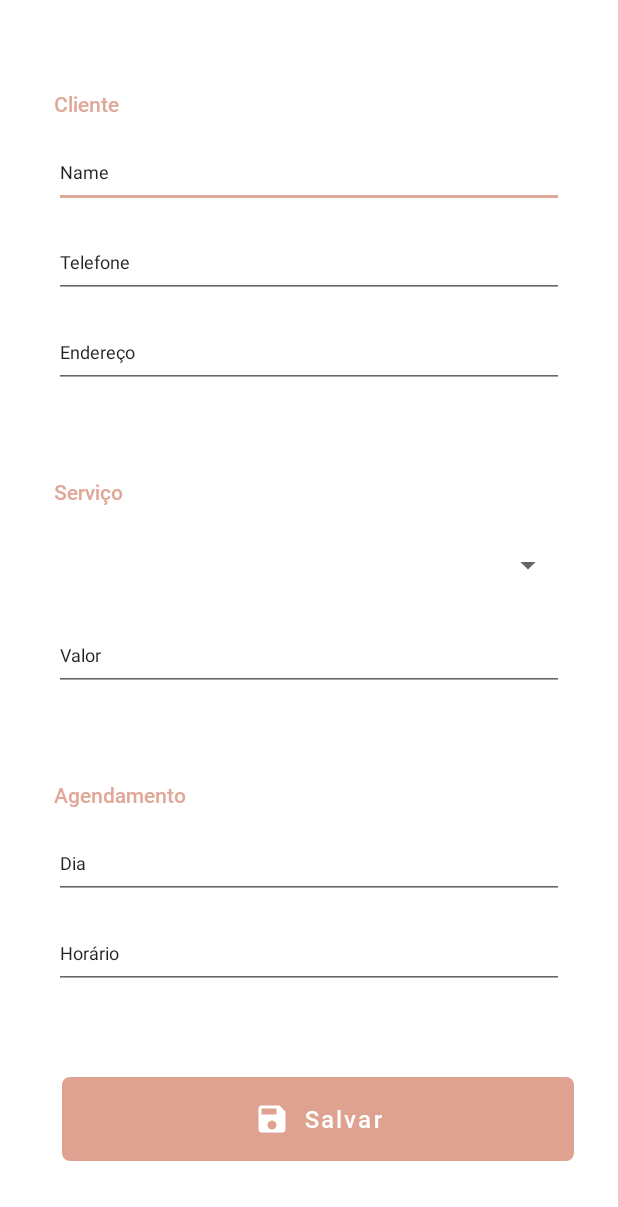
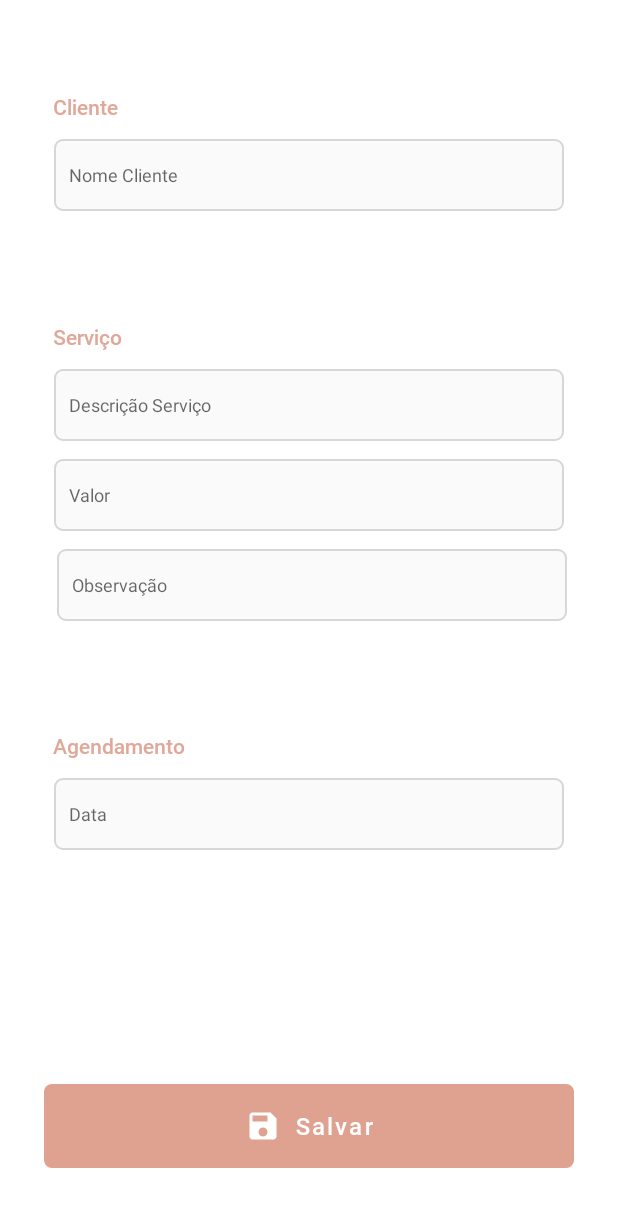
Before and after one commit to ItaloMedici/Exercicios-C.Compt-UIT, an Android app: the HomeActivity screen opened directly, with no data from a screen before it, after a tap on an icon or button, on a phone screen of 412 x 824 dp. Shown: the top 1207 px of the screen. Run offline under Robolectric (Android 15) with nearby library versions, the phone set to English and light mode, and no system bars; 1 statement that could not run was skipped.

Commit message:
adicionando cadastro de atendimento, e listView

```diff
--- a/4o-Periodo/LAB_DESV_DISP_MOV/exercicios/agendamentoHorariosApp/app/src/main/java/com/example/agendamentohorarios/CadastroAtendimentoAcitivity.java
+++ b/4o-Periodo/LAB_DESV_DISP_MOV/exercicios/agendamentoHorariosApp/app/src/main/java/com/example/agendamentohorarios/CadastroAtendimentoAcitivity.java
@@ -1,32 +1,122 @@
 package com.example.agendamentohorarios;
 
 import android.content.Intent;
+import android.graphics.Color;
 import android.os.Bundle;
 import android.view.View;
+import android.widget.EditText;
 import android.widget.Toolbar;
 
 import androidx.annotation.Nullable;
 import androidx.appcompat.app.AppCompatActivity;
 
+import com.example.agendamentohorarios.atendimento.Atendimento;
+import com.example.agendamentohorarios.atendimento.DAOAtendimento;
+import com.example.agendamentohorarios.usuario.Usuario;
 import com.google.android.material.button.MaterialButton;
+import com.google.android.material.snackbar.Snackbar;
+
+import java.text.ParseException;
+import java.text.SimpleDateFormat;
+import java.util.Date;
 
 public class CadastroAtendimentoAcitivity extends AppCompatActivity {
 
     private MaterialButton btnSave;
+    private EditText etNomeCLiente;
+    private EditText etDescricao;
+    private EditText etValor;
+    private EditText etObservacao;
+    private EditText etAgendamento;
+
+    private static Usuario usuario = new Usuario();
+
+    String[] erros = {
+            "Preencha todos os campos corretamente",
+            "Data inválida",
+            "Não é possivel inserir data anterior ao dia de hoje!",
+    };
 
     @Override
     protected void onCreate(@Nullable Bundle savedInstanceState) {
         super.onCreate(savedInstanceState);
         setContentView(R.layout.cadastro_atendimento);
         getSupportActionBar().hide();
-
-        btnSave = (MaterialButton) findViewById(R.id.btnSave);
+        initCompoenents();
 
         btnSave.setOnClickListener(view -> salvar(view));
     }
 
+    private void initCompoenents() {
+        btnSave = (MaterialButton) findViewById(R.id.btnSave);
+        etNomeCLiente = (EditText) findViewById(R.id.nomeText);
+        etDescricao = (EditText) findViewById(R.id.descricaoServico);
+        etValor = (EditText) findViewById(R.id.valorServico);
+        etObservacao = (EditText) findViewById(R.id.obervacao);
+        etAgendamento = (EditText) findViewById(R.id.diaText);
+
+        Intent intent = getIntent();
+        if (intent != null) {
+            Bundle extras = intent.getExtras();
+
+            if (extras != null) {
+                usuario.setIdentificador(extras.getLong("idUsuario"));
+                usuario.setNome(extras.getString("email"));
+            }
+        }
+    }
+
+
     public void salvar(View view) {
         Intent homeIntent = new Intent(CadastroAtendimentoAcitivity.this, HomeActivity.class);
-        startActivity(homeIntent);
+        DAOAtendimento daoAtendimento = new DAOAtendimento(this);
+
+        String nomeCLiente = etNomeCLiente.getText().toString();
+        String descricao = etDescricao.getText().toString();
+        String valorStr = etValor.getText().toString();
+        String observacao = etObservacao.getText().toString();
+        String horarioStr = etAgendamento.getText().toString();
+
+        Date horario = new Date();
+        Double valor = 0d;
+
+        if (nomeCLiente.isEmpty()
+                || descricao.isEmpty()
+                || valorStr.isEmpty()
+                || horarioStr.isEmpty()
+        ) {
+            Snackbar snackbar = Snackbar.make(view, erros[0], Snackbar.LENGTH_SHORT);
+            snackbar.setBackgroundTint(Color.WHITE);
+            snackbar.setTextColor(Color.BLACK);
+            snackbar.show();
+        } else {
+            valor = Double.parseDouble(valorStr);
+
+            try {
+                horario = new SimpleDateFormat("dd/MM/yyyy HH:MM").parse(horarioStr);
+            } catch (ParseException e) {
+                Snackbar snackbar = Snackbar.make(view, erros[1], Snackbar.LENGTH_SHORT);
+                snackbar.setBackgroundTint(Color.WHITE);
+                snackbar.setTextColor(Color.BLACK);
+                snackbar.show();
+            }
+
+            if (horario.before(new Date())) {
+                Snackbar snackbar = Snackbar.make(view, erros[2], Snackbar.LENGTH_SHORT);
+                snackbar.setBackgroundTint(Color.WHITE);
+                snackbar.setTextColor(Color.BLACK);
+                snackbar.show();
+            } else {
+                Atendimento atendimento = new Atendimento(descricao, valor, horario, observacao, nomeCLiente, usuario);
+                daoAtendimento.insert(atendimento);
+
+                Snackbar snackbar = Snackbar.make(view, "Agendado com sucesso!", Snackbar.LENGTH_SHORT);
+                snackbar.setBackgroundTint(Color.GRAY);
+                snackbar.setTextColor(Color.WHITE);
+                snackbar.show();
+
+                startActivity(homeIntent);
+            }
+        }
     }
 }
--- a/4o-Periodo/LAB_DESV_DISP_MOV/exercicios/agendamentoHorariosApp/app/src/main/java/com/example/agendamentohorarios/HomeActivity.java
+++ b/4o-Periodo/LAB_DESV_DISP_MOV/exercicios/agendamentoHorariosApp/app/src/main/java/com/example/agendamentohorarios/HomeActivity.java
@@ -1,11 +1,13 @@
 package com.example.agendamentohorarios;
 
 import android.app.Activity;
+import android.app.ListActivity;
 import android.content.Intent;
 import android.os.Bundle;
 import android.view.View;
 import android.widget.Button;
 import android.widget.ImageButton;
+import android.widget.ListView;
 
 import androidx.appcompat.app.AppCompatActivity;
 
@@ -24,6 +26,7 @@ public class HomeActivity extends AppCompatActivity {
     private ImageButton btnLogOut;
     private ImageButton btnCadastrarAtendimento;
     private static Usuario usuario = new Usuario();
+    ListView cardList;
 
     @Override
     protected void onCreate(Bundle savedInstanceState) {
@@ -44,11 +47,13 @@ public class HomeActivity extends AppCompatActivity {
         }
 
         DAOAtendimento daoAtendimento = new DAOAtendimento(this);
-        inserirAtendimentosTeste(daoAtendimento);
+        //inserirAtendimentosTeste(daoAtendimento);
 
         List<Atendimento> atendimentos = daoAtendimento.searchByIdUsuario(usuario);
 
-        AtendimentoAdapter adapter = new AtendimentoAdapter(getApplicationContext(), R.id.card_list, atendimentos);
+        AtendimentoAdapter adapter = new AtendimentoAdapter(getApplicationContext(), atendimentos);
+
+        cardList.setAdapter(adapter);
 
         btnLogOut.setOnClickListener(this::logOut);
         btnCadastrarAtendimento.setOnClickListener(this::cadastrarAtendimento);
@@ -57,6 +62,7 @@ public class HomeActivity extends AppCompatActivity {
     private void initComponents() {
         btnLogOut = (ImageButton) findViewById(R.id.logout);
         btnCadastrarAtendimento = (ImageButton) findViewById(R.id.btnAddAtendimento);
+        cardList = (ListView) findViewById(R.id.card_list);
 
     }
 
@@ -67,6 +73,10 @@ public class HomeActivity extends AppCompatActivity {
 
     public void cadastrarAtendimento(View view) {
         Intent cadastroIntent =  new Intent(HomeActivity.this, CadastroAtendimentoAcitivity.class);
+
+        cadastroIntent.putExtra("idUsuario", usuario.getIdentificador());
+        cadastroIntent.putExtra("email", usuario.getEmail());
+
         startActivity(cadastroIntent);
     }
 
--- a/4o-Periodo/LAB_DESV_DISP_MOV/exercicios/agendamentoHorariosApp/app/src/main/java/com/example/agendamentohorarios/MainActivity.java
+++ b/4o-Periodo/LAB_DESV_DISP_MOV/exercicios/agendamentoHorariosApp/app/src/main/java/com/example/agendamentohorarios/MainActivity.java
@@ -47,7 +47,7 @@ public class MainActivity extends AppCompatActivity {
         Intent homeIntent = new Intent(this, HomeActivity.class);
         DAOUsuario db = new DAOUsuario(this);
 
-        inserirUsuarioTeste(db);
+        //inserirUsuarioTeste(db);
 
         Usuario usuario =  new Usuario();
         String email = emailEt.getText().toString();
--- a/4o-Periodo/LAB_DESV_DISP_MOV/exercicios/agendamentoHorariosApp/app/src/main/java/com/example/agendamentohorarios/atendimento/AtendimentoAdapter.java
+++ b/4o-Periodo/LAB_DESV_DISP_MOV/exercicios/agendamentoHorariosApp/app/src/main/java/com/example/agendamentohorarios/atendimento/AtendimentoAdapter.java
@@ -17,15 +17,16 @@ import org.w3c.dom.Text;
 
 import java.text.DecimalFormat;
 import java.text.SimpleDateFormat;
+import java.util.Date;
 import java.util.List;
 
-public class AtendimentoAdapter extends ArrayAdapter<Atendimento> {
+public class AtendimentoAdapter extends BaseAdapter {
 
     private Context context;
     private List<Atendimento> atendimentos;
+    private Date dateAux = new Date(2020, 1, 1);
 
-    public AtendimentoAdapter(Context context, int resource, List<Atendimento> atendimentos) {
-        super(context,resource);
+    public AtendimentoAdapter(Context context, List<Atendimento> atendimentos) {
         this.context = context;
         this.atendimentos = atendimentos;
     }
@@ -55,20 +56,32 @@ public class AtendimentoAdapter extends ArrayAdapter<Atendimento> {
         TextView nomeCli = (TextView) layout.findViewById(R.id.nomeCliente);
         TextView hora = (TextView) layout.findViewById(R.id.hora);
         TextView descricao = (TextView) layout.findViewById(R.id.descricao);
+        TextView dataTitulo = (TextView) layout.findViewById(R.id.dataTitulo);
         TextView valor = (TextView) layout.findViewById(R.id.valor);
-        ConstraintLayout card = (ConstraintLayout) layout.findViewById(R.id.card);
+        LinearLayout card = (LinearLayout) layout.findViewById(R.id.card);
 
         Atendimento atendimento = atendimentos.get(indexAux);
+
+        String dataStr = new SimpleDateFormat("dd/MM/yyyy").format(atendimento.getHorario());
+        String dataStrAux = new SimpleDateFormat("dd/MM/yyyy").format(dateAux);
+
+        if (!dataStr.equals(dataStrAux)) {
+            dateAux = atendimento.getHorario();
+            dataTitulo.setVisibility(View.VISIBLE);
+        } else {
+            dataTitulo.setVisibility(View.GONE);
+        }
 
         nomeCli.setText(atendimento.getNomeCliente());
         hora.setText(new SimpleDateFormat("HH:MM").format(atendimento.getHorario()));
         descricao.setText(atendimento.getDescricao());
-        valor.setText(new DecimalFormat("¤ #,##0.00;").format(atendimento.getNomeCliente()));
+        valor.setText(new DecimalFormat("¤ #,##0.00;").format(atendimento.getValor()));
+        dataTitulo.setText(dataStr);
 
         card.setOnClickListener(new View.OnClickListener() {
             @Override
             public void onClick(View view) {
-
+                System.out.println("CLICOU");
             }
         });
 
--- a/4o-Periodo/LAB_DESV_DISP_MOV/exercicios/agendamentoHorariosApp/app/src/main/java/com/example/agendamentohorarios/atendimento/DAOAtendimento.java
+++ b/4o-Periodo/LAB_DESV_DISP_MOV/exercicios/agendamentoHorariosApp/app/src/main/java/com/example/agendamentohorarios/atendimento/DAOAtendimento.java
@@ -82,7 +82,7 @@ public class DAOAtendimento extends DBUtils {
         Cursor c = database.query(
                 table, colunas,
                 whereClause, whereArgs,
-                null, null, colunas[HORARIO] + " DESC"
+                null, null, colunas[HORARIO]
         );
 
         while (c.moveToNext()) {
--- a/4o-Periodo/LAB_DESV_DISP_MOV/exercicios/agendamentoHorariosApp/app/src/main/java/com/example/agendamentohorarios/usuario/DAOUsuario.java
+++ b/4o-Periodo/LAB_DESV_DISP_MOV/exercicios/agendamentoHorariosApp/app/src/main/java/com/example/agendamentohorarios/usuario/DAOUsuario.java
@@ -65,6 +65,8 @@ public class DAOUsuario extends DBUtils {
             String email = c.getString(c.getColumnIndexOrThrow(colunas[EMAIL]));
 
             Usuario u = new Usuario(id, nome, email);
+
+            usuarios.add(u);
         }
 
         return usuarios;
@@ -97,8 +99,6 @@ public class DAOUsuario extends DBUtils {
         }
 
         return null;
-
-        //return c.getCount() > 0;
     }
 
     public Long getIDByEmail(String email) {
--- a/4o-Periodo/LAB_DESV_DISP_MOV/exercicios/agendamentoHorariosApp/app/src/main/res/layout/cadastro_atendimento.xml
+++ b/4o-Periodo/LAB_DESV_DISP_MOV/exercicios/agendamentoHorariosApp/app/src/main/res/layout/cadastro_atendimento.xml
@@ -7,172 +7,177 @@
     tools:context=".CadastroAtendimentoAcitivity">
 
 
-    <ScrollView
+    <androidx.constraintlayout.widget.ConstraintLayout
+        android:id="@+id/constraintLayout"
         android:layout_width="match_parent"
-        android:layout_height="match_parent"
-        app:layout_constraintBottom_toBottomOf="parent"
+        android:layout_height="wrap_content"
+        android:layout_marginBottom="20dp"
+        app:layout_constraintBottom_toTopOf="@+id/constraintLayout2"
         app:layout_constraintEnd_toEndOf="parent"
         app:layout_constraintStart_toStartOf="parent"
-        app:layout_constraintTop_toBottomOf="parent">
+        app:layout_constraintTop_toBottomOf="@+id/constraintLayout4">
 
-        <LinearLayout
-            android:layout_width="match_parent"
-            android:layout_height="wrap_content"
-            android:orientation="vertical">
-
-            <androidx.constraintlayout.widget.ConstraintLayout
-                android:layout_width="match_parent"
-                android:layout_height="match_parent"
-                android:layout_marginStart="12dp"
-                android:layout_marginTop="43dp"
-                android:layout_marginEnd="12dp">
 
         <EditText
-                    android:id="@+id/nomeText"
+            android:id="@+id/obervacao"
+            style="@style/EditTextInput"
             android:layout_width="340dp"
             android:layout_height="48dp"
             android:layout_marginTop="12dp"
-                    android:ems="10"
-                    android:inputType="textPersonName"
-                    android:text="Name"
+            android:layout_marginBottom="12dp"
+            android:inputType="text"
             android:textSize="12sp"
-                    app:layout_constraintStart_toStartOf="@+id/title1"
-                    app:layout_constraintTop_toBottomOf="@+id/title1" />
+            app:layout_constraintBottom_toBottomOf="parent"
+            app:layout_constraintEnd_toEndOf="parent"
+            app:layout_constraintHorizontal_bias="0.659"
+            app:layout_constraintStart_toStartOf="parent"
+            app:layout_constraintTop_toBottomOf="@+id/valorServico"
+            android:hint="@string/observa_o" />
 
         <EditText
-                    android:id="@+id/telefoneText"
+            android:id="@+id/valorServico"
+            style="@style/EditTextInput"
+            android:layout_width="340dp"
+            android:layout_height="48dp"
+            android:inputType="numberDecimal"
+            android:textSize="12sp"
+            app:layout_constraintBottom_toTopOf="@+id/obervacao"
+            app:layout_constraintEnd_toEndOf="parent"
+            app:layout_constraintHorizontal_bias="0.51"
+            app:layout_constraintStart_toStartOf="parent"
+            app:layout_constraintTop_toBottomOf="@+id/descricaoServico"
+            android:hint="@string/valor" />
+
+        <EditText
+            android:id="@+id/descricaoServico"
+            style="@style/EditTextInput"
             android:layout_width="340dp"
             android:layout_height="48dp"
             android:layout_marginTop="12dp"
-                    android:ems="10"
-                    android:inputType="textPersonName"
-                    android:text="Telefone"
+            android:layout_marginBottom="12dp"
+            android:inputType="textPersonName|text"
             android:textSize="12sp"
-                    app:layout_constraintStart_toStartOf="@+id/title1"
-                    app:layout_constraintTop_toBottomOf="@+id/nomeText" />
+            app:layout_constraintBottom_toTopOf="@+id/valorServico"
+            app:layout_constraintEnd_toEndOf="parent"
+            app:layout_constraintStart_toStartOf="parent"
+            app:layout_constraintTop_toBottomOf="@+id/title2"
+            android:hint="@string/descri_o_servi_o" />
 
-                <EditText
-                    android:id="@+id/enderecoText"
-                    android:layout_width="340dp"
-                    android:layout_height="48dp"
-                    android:layout_marginTop="12dp"
-                    android:ems="10"
-                    android:inputType="textPersonName"
-                    android:text="Endereço"
-                    android:textSize="12sp"
-                    app:layout_constraintStart_toStartOf="@+id/title1"
-                    app:layout_constraintTop_toBottomOf="@+id/telefoneText" />
 
         <TextView
-                    android:id="@+id/title1"
-                    android:layout_width="wrap_content"
+            android:id="@+id/title2"
+            android:layout_width="0dp"
             android:layout_height="wrap_content"
-                    android:layout_marginStart="24dp"
+            android:layout_marginStart="35dp"
             android:layout_marginTop="16dp"
+            android:layout_marginEnd="35dp"
             android:fontFamily="@font/roboto_medium"
-                    android:text="Cliente"
+            android:text="Serviço"
             android:textColor="@color/nude_2"
             android:textSize="14sp"
+            app:layout_constraintBottom_toTopOf="@+id/descricaoServico"
+            app:layout_constraintEnd_toEndOf="parent"
             app:layout_constraintStart_toStartOf="parent"
             app:layout_constraintTop_toTopOf="parent" />
 
     </androidx.constraintlayout.widget.ConstraintLayout>
 
     <androidx.constraintlayout.widget.ConstraintLayout
+        android:id="@+id/constraintLayout4"
         android:layout_width="match_parent"
-                android:layout_height="match_parent"
-                android:layout_marginStart="12dp"
-                android:layout_marginTop="43dp"
-                android:layout_marginEnd="12dp">
-
-                <Spinner
-                    android:id="@+id/servicosDropDown"
-                    android:layout_width="340dp"
-                    android:layout_height="48dp"
-                    android:layout_marginTop="15dp"
-                    app:layout_constraintStart_toStartOf="@+id/title2"
-                    app:layout_constraintTop_toBottomOf="@+id/title2" />
+        android:layout_height="108dp"
+        android:layout_marginTop="20dp"
+        android:layout_marginBottom="20dp"
+        app:layout_constraintBottom_toTopOf="@+id/constraintLayout"
+        app:layout_constraintEnd_toEndOf="parent"
+        app:layout_constraintStart_toStartOf="parent"
+        app:layout_constraintTop_toTopOf="parent">
 
         <EditText
-                    android:id="@+id/valorServico"
+            android:id="@+id/nomeText"
+            style="@style/EditTextInput"
             android:layout_width="340dp"
             android:layout_height="48dp"
             android:layout_marginTop="12dp"
-                    android:ems="10"
-                    android:inputType="numberDecimal"
-                    android:text="Valor"
+            android:layout_marginBottom="12dp"
+            android:inputType="textPersonName"
             android:textSize="12sp"
-                    app:layout_constraintStart_toStartOf="@+id/title2"
-                    app:layout_constraintTop_toBottomOf="@+id/servicosDropDown" />
-
+            app:layout_constraintBottom_toBottomOf="parent"
+            app:layout_constraintEnd_toEndOf="parent"
+            app:layout_constraintStart_toStartOf="parent"
+            app:layout_constraintTop_toBottomOf="@+id/title1"
+            app:layout_constraintVertical_bias="0.49"
+            android:hint="@string/nome_cliente" />
 
         <TextView
-                    android:id="@+id/title2"
-                    android:layout_width="wrap_content"
+            android:id="@+id/title1"
+            android:layout_width="0dp"
             android:layout_height="wrap_content"
-                    android:layout_marginStart="24dp"
+            android:layout_marginStart="35dp"
             android:layout_marginTop="16dp"
+            android:layout_marginEnd="35dp"
             android:fontFamily="@font/roboto_medium"
-                    android:text="Serviço"
+            android:text="Cliente"
             android:textColor="@color/nude_2"
             android:textSize="14sp"
+            app:layout_constraintEnd_toEndOf="parent"
             app:layout_constraintStart_toStartOf="parent"
             app:layout_constraintTop_toTopOf="parent" />
 
     </androidx.constraintlayout.widget.ConstraintLayout>
 
     <androidx.constraintlayout.widget.ConstraintLayout
+        android:id="@+id/constraintLayout2"
         android:layout_width="match_parent"
         android:layout_height="wrap_content"
-                android:layout_marginStart="12dp"
-                android:layout_marginTop="43dp"
-                android:layout_marginEnd="12dp">
+        android:layout_marginBottom="103dp"
+        app:layout_constraintBottom_toTopOf="@+id/constraintLayout3"
+        app:layout_constraintEnd_toEndOf="parent"
+        app:layout_constraintStart_toStartOf="parent"
+        app:layout_constraintTop_toBottomOf="@+id/constraintLayout">
 
         <EditText
             android:id="@+id/diaText"
+            style="@style/EditTextInput"
             android:layout_width="340dp"
             android:layout_height="48dp"
             android:layout_marginTop="12dp"
+            android:layout_marginBottom="12dp"
             android:ems="10"
             android:inputType="date"
-                    android:text="Dia"
             android:textSize="12sp"
-                    app:layout_constraintStart_toStartOf="@+id/title3"
-                    app:layout_constraintTop_toBottomOf="@+id/title3" />
-
-                <EditText
-                    android:id="@+id/horarioText"
-                    android:layout_width="340dp"
-                    android:layout_height="48dp"
-                    android:layout_marginTop="12dp"
-                    android:ems="10"
-                    android:inputType="time"
-                    android:text="Horário"
-                    android:textSize="12sp"
-                    app:layout_constraintStart_toStartOf="@+id/title3"
-                    app:layout_constraintTop_toBottomOf="@+id/diaText" />
+            app:layout_constraintBottom_toBottomOf="parent"
+            app:layout_constraintEnd_toEndOf="parent"
+            app:layout_constraintStart_toStartOf="parent"
+            app:layout_constraintTop_toBottomOf="@+id/title3"
+            android:hint="@string/data" />
 
 
         <TextView
             android:id="@+id/title3"
-                    android:layout_width="wrap_content"
+            android:layout_width="0dp"
             android:layout_height="wrap_content"
-                    android:layout_marginStart="24dp"
+            android:layout_marginStart="35dp"
             android:layout_marginTop="16dp"
+            android:layout_marginEnd="35dp"
             android:fontFamily="@font/roboto_medium"
             android:text="Agendamento"
             android:textColor="@color/nude_2"
             android:textSize="14sp"
+            app:layout_constraintEnd_toEndOf="parent"
             app:layout_constraintStart_toStartOf="parent"
             app:layout_constraintTop_toTopOf="parent" />
 
     </androidx.constraintlayout.widget.ConstraintLayout>
 
     <androidx.constraintlayout.widget.ConstraintLayout
+        android:id="@+id/constraintLayout3"
         android:layout_width="match_parent"
         android:layout_height="wrap_content"
-                android:layout_marginStart="12dp"
-                android:layout_marginTop="43dp">
+        android:layout_marginBottom="20dp"
+        app:layout_constraintBottom_toBottomOf="parent"
+        app:layout_constraintTop_toBottomOf="@+id/constraintLayout2"
+        tools:layout_editor_absoluteX="12dp">
 
         <com.google.android.material.button.MaterialButton
             android:id="@+id/btnSave"
@@ -187,7 +192,5 @@
             app:layout_constraintStart_toStartOf="parent"
             app:layout_constraintTop_toTopOf="parent" />
     </androidx.constraintlayout.widget.ConstraintLayout>
-        </LinearLayout>
-    </ScrollView>
 
 </androidx.constraintlayout.widget.ConstraintLayout>
--- a/4o-Periodo/LAB_DESV_DISP_MOV/exercicios/agendamentoHorariosApp/app/src/main/res/values/strings.xml
+++ b/4o-Periodo/LAB_DESV_DISP_MOV/exercicios/agendamentoHorariosApp/app/src/main/res/values/strings.xml
@@ -6,4 +6,9 @@
     <string name="entrarTitle">Entrar</string>
     <string name="senhaButton">Senha</string>
     <string name="emailInput">Email</string>
+    <string name="nome_cliente">Nome Cliente</string>
+    <string name="descri_o_servi_o">Descrição Serviço</string>
+    <string name="observa_o">Observação</string>
+    <string name="data">Data</string>
+    <string name="valor">Valor</string>
 </resources>
```
Also changed, not shown: 4o-Periodo/LAB_DESV_DISP_MOV/exercicios/agendamentoHorariosApp/app/src/main/AndroidManifest.xml (+0 -8 lines), 4o-Periodo/LAB_DESV_DISP_MOV/exercicios/agendamentoHorariosApp/app/src/main/res/layout/card.xml (+69 -39 lines), 4o-Periodo/LAB_DESV_DISP_MOV/exercicios/agendamentoHorariosApp/app/src/main/res/layout/home.xml (+19 -22 lines). Lines whose indentation alone changed are shown as unchanged.
